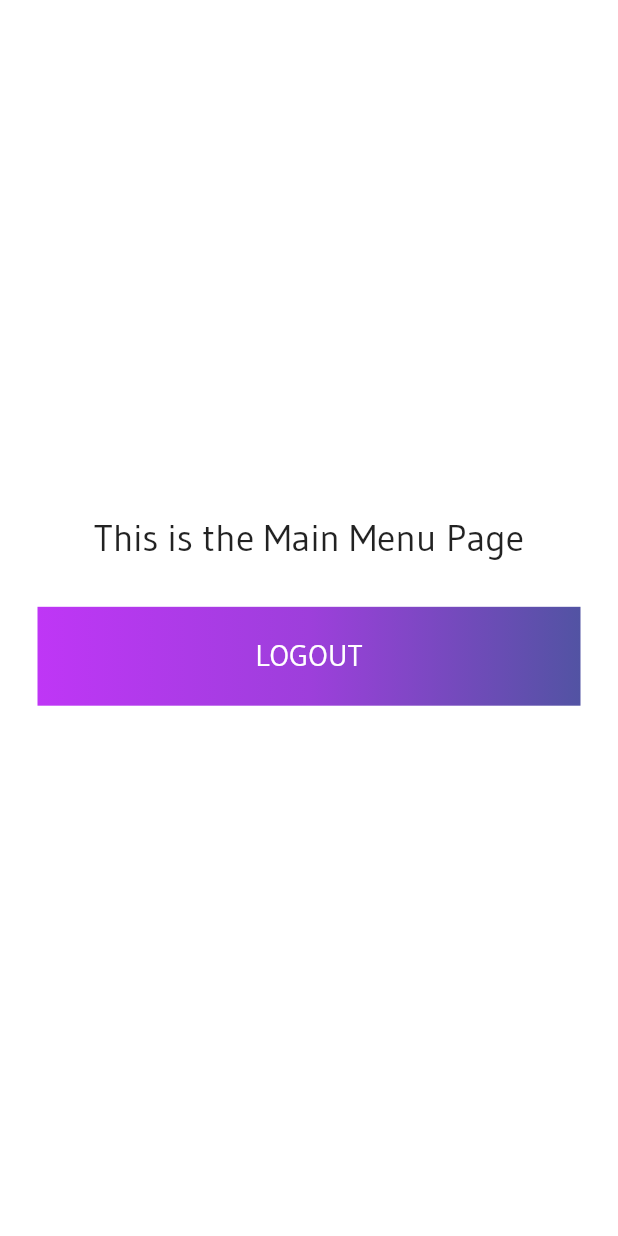
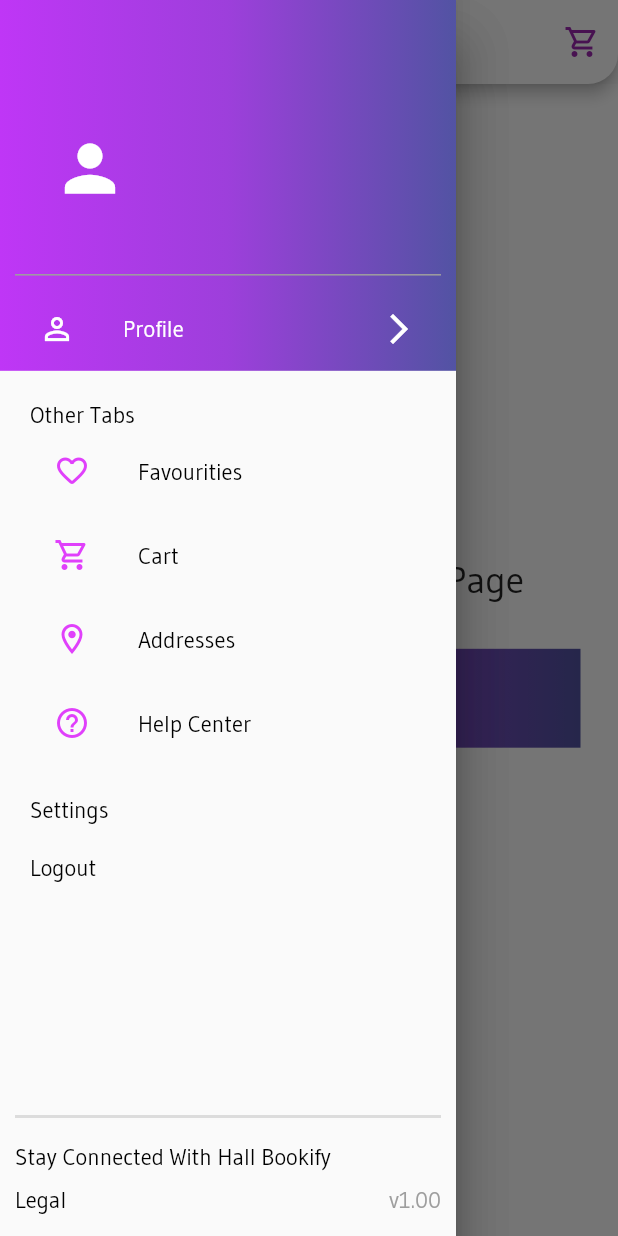
Before and after one commit to Arhamirfan/Hall-Bookify, a Flutter app: the MainMenu screen opened by its route, with the side drawer open (before the commit the screen has no drawer), on a phone screen of 412 x 824 dp. Run offline on Flutter 3.47's test engine with Material 2 defaults, Android fonts, the phone set to English and light mode, and no system bars; our stand-ins replace cloud_firestore, firebase_auth, firebase_core, font_awesome_flutter, google_sign_in, pinput and 1 more; missing offline and left inert: flutter_facebook_login, international_phone_input; accounts and stored records are empty.

Commit message:
Profile management and checks already have account

```diff
--- /dev/null
+++ b/lib/Controller/MainDrawer.dart
@@ -0,0 +1,222 @@
+import 'package:flutter/material.dart';
+import 'package:hall_bookify/Constants.dart';
+import 'package:hall_bookify/Screens/loginScreens/SplashScreen.dart';
+import 'package:hall_bookify/Screens/loginScreens/getStartedScreen.dart';
+import 'package:hall_bookify/Screens/mainScreens/profileManagement.dart';
+import 'package:shared_preferences/shared_preferences.dart';
+
+class MainDrawer extends StatelessWidget {
+  var uid;
+  String firstname, lastname, phoneno, address, city, cnic;
+  MainDrawer(
+      {required this.uid,
+      required this.firstname,
+      required this.lastname,
+      required this.phoneno,
+      required this.address,
+      required this.city,
+      required this.cnic});
+
+  @override
+  Widget build(BuildContext context) {
+    return Drawer(
+      child: Column(
+        mainAxisAlignment: MainAxisAlignment.spaceBetween,
+        crossAxisAlignment: CrossAxisAlignment.start,
+        children: [
+          Column(
+            mainAxisAlignment: MainAxisAlignment.start,
+            crossAxisAlignment: CrossAxisAlignment.start,
+            children: [
+              Container(
+                decoration: BoxDecoration(
+                  gradient: LinearGradient(
+                    // begin: Alignment.topLeft,
+                    // end: Alignment.bottomRight,
+                    colors: [
+                      Color(0xFFBF36F6),
+                      Color(0xFF9D3FDB),
+                      Color(0xFF5253A3),
+                    ],
+                  ),
+                ),
+                width: double.infinity,
+                height: MediaQuery.of(context).size.height * .3,
+                padding: EdgeInsets.only(top: 50),
+                child: Padding(
+                  padding: const EdgeInsets.symmetric(horizontal: 10.0),
+                  child: Column(
+                    mainAxisAlignment: MainAxisAlignment.spaceBetween,
+                    crossAxisAlignment: CrossAxisAlignment.start,
+                    children: [
+                      Expanded(
+                        flex: 8,
+                        child: Padding(
+                          padding: const EdgeInsets.symmetric(
+                              horizontal: 15.0, vertical: 15),
+                          child: Row(
+                            mainAxisAlignment: MainAxisAlignment.start,
+                            crossAxisAlignment: CrossAxisAlignment.center,
+                            children: [
+                              ClipOval(
+                                child: Material(
+                                  color: Colors.transparent, // Button color
+                                  child: InkWell(
+                                    splashColor: Colors.grey, // Splash color
+                                    onTap: () {},
+                                    child: SizedBox(
+                                        width: 70,
+                                        height: 70,
+                                        child: Icon(Icons.person,
+                                            color: Colors.white, size: 50)),
+                                  ),
+                                ),
+                              ),
+                              //Text('Image', style: kmediumwhiteText),
+                              Padding(
+                                padding: const EdgeInsets.only(left: 10.0),
+                                child: Text(firstname + " " + lastname,
+                                    style: klargewhiteText),
+                              )
+                            ],
+                          ),
+                        ),
+                      ),
+                      Divider(thickness: 1, color: Colors.grey),
+                      GestureDetector(
+                        onTap: () {
+                          Navigator.push(context, MaterialPageRoute(
+                            builder: (context) {
+                              return ProfileManagement(
+                                  firstname: firstname,
+                                  lastname: lastname,
+                                  phoneno: phoneno,
+                                  address: address,
+                                  city: city,
+                                  uid: uid);
+                            },
+                          ));
+                        },
+                        child: ListTile(
+                          leading: Icon(Icons.person_outline_sharp,
+                              color: Colors.white),
+                          title: Text('Profile', style: kmediumwhiteText),
+                          trailing: Icon(Icons.arrow_forward_ios,
+                              color: Colors.white),
+                        ),
+                      )
+                    ],
+                  ),
+                ),
+              ),
+              Padding(
+                padding: const EdgeInsets.symmetric(horizontal: 10.0),
+                child: Container(
+                  child: Padding(
+                    padding: EdgeInsets.symmetric(vertical: 20, horizontal: 10),
+                    child: Column(
+                      mainAxisAlignment: MainAxisAlignment.spaceAround,
+                      crossAxisAlignment: CrossAxisAlignment.start,
+                      children: [
+                        Text(
+                          'Other Tabs',
+                          style: kmediumblackText,
+                        ),
+                        ListTile(
+                            leading: Icon(Icons.favorite_outline_rounded,
+                                color: Colors.purpleAccent),
+                            title: Text(
+                              'Favourities',
+                              style: kmediumblackText,
+                            ),
+                            onTap: () {}),
+                        ListTile(
+                            leading: Icon(Icons.shopping_cart_outlined,
+                                color: Colors.purpleAccent),
+                            title: Text(
+                              'Cart',
+                              style: kmediumblackText,
+                            ),
+                            onTap: () {}),
+                        ListTile(
+                            leading: Icon(Icons.location_on_outlined,
+                                color: Colors.purpleAccent),
+                            title: Text(
+                              'Addresses',
+                              style: kmediumblackText,
+                            ),
+                            onTap: () {}),
+                        ListTile(
+                            leading: Icon(Icons.help_outline,
+                                color: Colors.purpleAccent),
+                            title: Text(
+                              'Help Center',
+                              style: kmediumblackText,
+                            ),
+                            onTap: () {}),
+                        SizedBox(height: 20),
+                        Text(
+                          'Settings',
+                          style: kmediumblackText,
+                        ),
+                        SizedBox(height: 20),
+                        GestureDetector(
+                          onTap: () async {
+                            final SharedPreferences sharedpreference =
+                                await SharedPreferences.getInstance();
+                            sharedpreference.remove('PHONE');
+                            Navigator.popUntil(
+                                context, ModalRoute.withName(SplashScreen.id));
+                            Navigator.push(
+                                context,
+                                MaterialPageRoute(
+                                    builder: (context) => getStartedScreen()));
+                          },
+                          child: Text(
+                            'Logout',
+                            style: kmediumblackText,
+                          ),
+                        ),
+                      ],
+                    ),
+                  ),
+                ),
+              )
+            ],
+          ),
+          Padding(
+            padding: const EdgeInsets.symmetric(horizontal: 10.0, vertical: 10),
+            child: Container(
+              height: MediaQuery.of(context).size.height * .1,
+              child: Column(
+                mainAxisAlignment: MainAxisAlignment.spaceAround,
+                crossAxisAlignment: CrossAxisAlignment.start,
+                children: [
+                  Divider(thickness: 2),
+                  Text(
+                    'Stay Connected With Hall Bookify',
+                    style: kmediumblackText,
+                  ),
+                  Row(
+                    mainAxisAlignment: MainAxisAlignment.spaceBetween,
+                    crossAxisAlignment: CrossAxisAlignment.start,
+                    children: [
+                      Text(
+                        'Legal',
+                        style: kmediumblackText,
+                      ),
+                      Text(
+                        'v1.00',
+                        style: kmediumgreyText,
+                      )
+                    ],
+                  )
+                ],
+              ),
+            ),
+          )
+        ],
+      ),
+    );
+  }
+}
--- a/lib/Screens/loginScreens/phoneOTPverification.dart
+++ b/lib/Screens/loginScreens/phoneOTPverification.dart
@@ -149,11 +149,12 @@ class _phoneOTPverificationState extends State<phoneOTPverification> {
                                       smsCode: pin))
                               .then((value) async {
                             if (value.user != null) {
-                              print('logged in manually, can proceed to home');
+                              print(
+                                  'Phone validation confirmed. Checking User Existance..');
                               Navigator.pushAndRemoveUntil(
                                   context,
                                   MaterialPageRoute(
-                                    builder: (context) => nameRegistration(
+                                    builder: (context) => AccountVerification(
                                       phoneNumber: widget.phoneno,
                                     ),
                                   ),
--- a/lib/Screens/mainScreens/MainMenu.dart
+++ b/lib/Screens/mainScreens/MainMenu.dart
@@ -1,14 +1,103 @@
+import 'package:firebase_auth/firebase_auth.dart';
 import 'package:flutter/material.dart';
+import 'package:hall_bookify/Controller/MainDrawer.dart';
 import 'package:hall_bookify/Controller/loginButtons.dart';
+import 'package:hall_bookify/Models/DatabaseManager.dart';
 import 'package:hall_bookify/Screens/loginScreens/SplashScreen.dart';
 import 'package:hall_bookify/Screens/loginScreens/getStartedScreen.dart';
 import 'package:shared_preferences/shared_preferences.dart';
 
-class MainMenu extends StatelessWidget {
+class MainMenu extends StatefulWidget {
   static const String id = 'MainMenu';
+
+  @override
+  _MainMenuState createState() => _MainMenuState();
+}
+
+class _MainMenuState extends State<MainMenu> {
+  GlobalKey<ScaffoldState> _key = GlobalKey<ScaffoldState>();
+  final FirebaseAuth _auth = FirebaseAuth.instance;
+  String uid = "",
+      firstname = "",
+      lastname = "",
+      phoneno = "",
+      address = "",
+      city = "",
+      cnic = "";
+  List userProfileList = [];
+  @override
+  void initState() {
+    fetchUserInfo();
+    super.initState();
+  }
+
+  fetchUserInfo() async {
+    final User user = await _auth.currentUser!;
+    uid = user.uid;
+    dynamic userData = await DatabaseManager().getCurrentUserData(uid);
+    if (userData != null) {
+      setState(() {
+        firstname = userData[0];
+        lastname = userData[1];
+        phoneno = userData[2];
+        address = userData[3];
+        city = userData[4];
+      });
+    } else {
+      print("Error reteriving data from current user data");
+    }
+    print(firstname + lastname + phoneno + address + city);
+  }
+
+  //
+  //TODO:  to implement: For admin, if loggedin user role is 'role':'admin' then call fetch database list function
+  // fetchDatabaseList() async {
+  //   dynamic resultant = await DatabaseManager().getUsersList();
+  //   if (resultant == null) {
+  //     print("Unable to reterive data");
+  //   } else {
+  //     userProfileList = resultant;
+  //   }
+  // }
+
   @override
   Widget build(BuildContext context) {
+    print(" It is also working...");
     return Scaffold(
+      key: _key,
+      resizeToAvoidBottomInset: false,
+      drawer: Drawer(
+        child: MainDrawer(
+            uid: uid,
+            firstname: firstname,
+            lastname: lastname,
+            phoneno: phoneno,
+            address: address,
+            city: city,
+            cnic: cnic),
+      ),
+      appBar: AppBar(
+        backgroundColor: Colors.white,
+        iconTheme: IconThemeData(color: Colors.purple),
+        shape: RoundedRectangleBorder(
+          borderRadius: BorderRadius.vertical(
+            bottom: Radius.circular(20),
+          ),
+        ),
+        title: Text(
+          'Hall Bookify',
+          style: TextStyle(color: Colors.purple, fontWeight: FontWeight.w800),
+        ),
+        centerTitle: true,
+        actions: [
+          IconButton(
+              onPressed: () {},
+              icon: Icon(
+                Icons.shopping_cart_outlined,
+                color: Colors.purple,
+              ))
+        ],
+      ),
       body: Container(
         color: Color(0xffffffff),
         child: Column(
@@ -36,7 +125,7 @@ class MainMenu extends StatelessWidget {
                         final SharedPreferences sharedpreference =
                             await SharedPreferences.getInstance();
                         sharedpreference.remove('PHONE');
-                        //TODO: also apply check fir facebook and google login
+                        //TODO: also apply check for facebook and google login
                         Navigator.popUntil(
                             context, ModalRoute.withName(SplashScreen.id));
                         Navigator.push(
--- a/lib/main.dart
+++ b/lib/main.dart
@@ -43,6 +43,7 @@ class MyApp extends StatelessWidget {
           ageConfirmation.id: (context) => ageConfirmation(),
           //____________________________________________
           MainMenu.id: (context) => MainMenu(),
+          //ProfileManagement.id: (context) => ProfileManagement(),
         },
         debugShowCheckedModeBanner: false,
       ),
```
Also changed, not shown: lib/Models/DatabaseManager.dart (added, +72 -0 lines), lib/Screens/loginScreens/registerPhoneNameData.dart (+69 -1 lines), lib/Screens/mainScreens/profileManagement.dart (added, +244 -0 lines), assets/images/profilemanagement.png (added), 1 other file.
